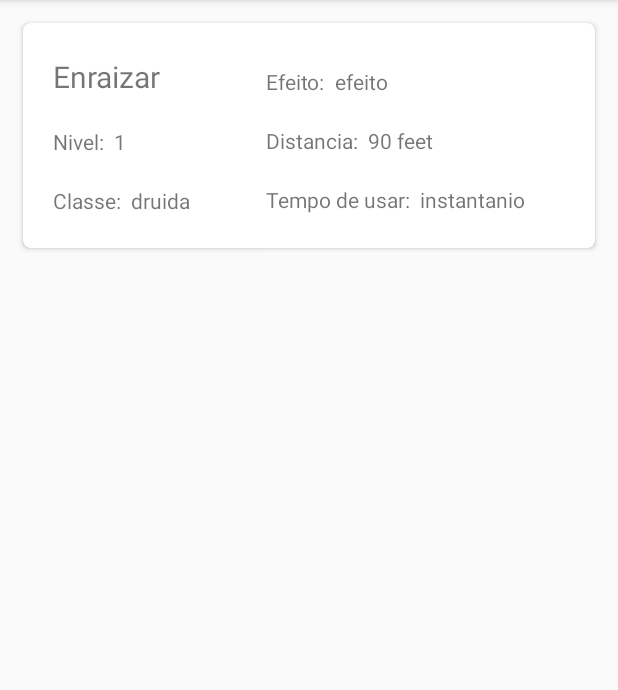
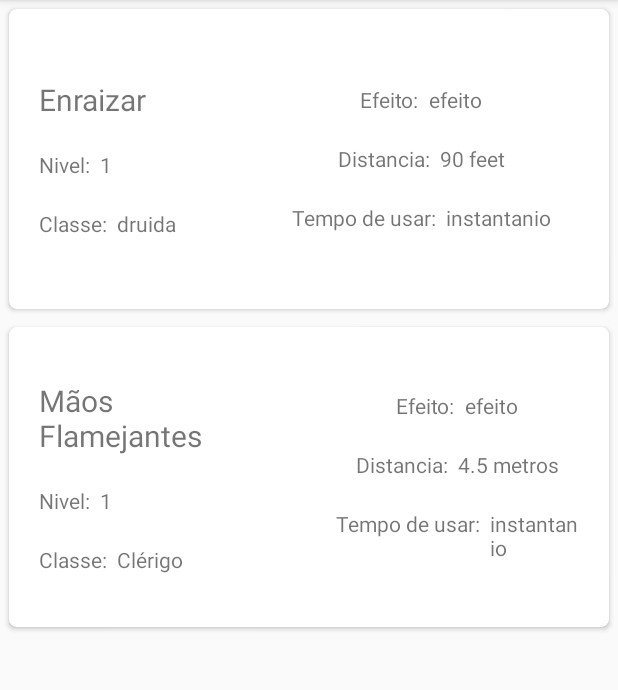
Before and after one commit to marcelovicarvalho/edenic, an Android app: the Feiticos screen opened directly, with no data from a screen before it, on a phone screen of 412 x 824 dp, the part 84-774 px from its top. Run offline under Robolectric (Android 15) with nearby library versions, the phone set to English and light mode, and no system bars.

Commit message:
Alteração no layout de add personagem, tela inicial e na recycler de feiticos. Adiciona um feitico a mais já.

```diff
--- a/app/src/main/java/com/example/edenic/DatabaseHandler.java
+++ b/app/src/main/java/com/example/edenic/DatabaseHandler.java
@@ -81,6 +81,7 @@ public class DatabaseHandler extends SQLiteOpenHelper {
                 + ")");
 
         db.execSQL("INSERT INTO  feiticos (name,nivel,castTime,range,duration,classe,descricao) VALUES ('Enraizar',1,'instantanio', '90 feet','ate 1 minuto','druida','DESCRICAO')");
+        db.execSQL("INSERT INTO  feiticos (name,nivel,castTime,range,duration,classe,descricao) VALUES ('Mãos Flamejantes',1,'instantanio', '4.5 metros','instantaneo','Clérigo','DESCRICAO2')");
     }
 
     @Override
--- a/app/src/main/java/com/example/edenic/Feiticos.java
+++ b/app/src/main/java/com/example/edenic/Feiticos.java
@@ -51,7 +51,6 @@ public class Feiticos extends AppCompatActivity {
             spell_range.add(cursor.getString(4));
             spell_duration.add(cursor.getString(5));
             spell_classe.add(cursor.getString(6));
-            Toast.makeText(Feiticos.this, spell_cast_time.toString(), Toast.LENGTH_SHORT).show();
         } while (cursor.moveToNext());
         FeiticosRecycler adapter = new FeiticosRecycler(this, spell_nome, spell_nivel, spell_cast_time, spell_range, spell_duration, spell_classe);
         rv.setAdapter(adapter);
--- a/app/src/main/res/layout/recycler_feiticos.xml
+++ b/app/src/main/res/layout/recycler_feiticos.xml
@@ -4,15 +4,16 @@
     xmlns:app="http://schemas.android.com/apk/res-auto"
     android:orientation="vertical"
     android:layout_width="match_parent"
-    android:layout_height="match_parent">
+    android:layout_height="wrap_content">
 
     <androidx.cardview.widget.CardView
         android:id="@+id/cardV"
         android:clickable="true"
         android:layout_width="match_parent"
-        android:layout_height="150dp"
-        android:layout_margin="15dp"
+        android:layout_height="200dp"
+        android:layout_margin="6dp"
         app:cardCornerRadius="5dp">
+
         <LinearLayout
             android:layout_width="match_parent"
             android:layout_height="match_parent">
@@ -20,67 +21,65 @@
             <LinearLayout
                 android:layout_width="wrap_content"
                 android:layout_height="wrap_content"
-                android:orientation="vertical"
                 android:layout_gravity="center"
                 android:layout_margin="10dp"
-                android:layout_weight="1">
+                android:layout_weight="1"
+                android:orientation="vertical">
 
                 <TextView
                     android:id="@+id/nomeFeitico"
                     android:layout_width="wrap_content"
                     android:layout_height="wrap_content"
+                    android:layout_margin="10dp"
                     android:text="nomeFeitico"
-                    android:layout_margin="10dp"
-                    android:textSize="20dp">
-                </TextView>
+                    android:textSize="20dp"></TextView>
 
                 <LinearLayout
                     android:layout_width="wrap_content"
                     android:layout_height="wrap_content"
-                    android:orientation="horizontal"
-                    android:layout_margin="10dp">
+                    android:layout_margin="10dp"
+                    android:orientation="horizontal">
+
                     <TextView
                         android:layout_width="wrap_content"
                         android:layout_height="wrap_content"
-                        android:text="Nivel:  ">
-                    </TextView>
+                        android:text="Nivel:  "></TextView>
+
                     <TextView
                         android:id="@+id/nivelFeitico"
                         android:layout_width="wrap_content"
                         android:layout_height="wrap_content"
-                        android:text="nivel">
-                    </TextView>
+                        android:text="nivel"></TextView>
                 </LinearLayout>
+
                 <LinearLayout
                     android:layout_width="wrap_content"
                     android:layout_height="wrap_content"
                     android:layout_margin="10dp">
+
                     <TextView
                         android:layout_width="wrap_content"
                         android:layout_height="wrap_content"
-                        android:text="Classe:  ">
-                    </TextView>
+                        android:text="Classe:  "></TextView>
+
                     <TextView
                         android:id="@+id/classeFeitico"
                         android:layout_width="wrap_content"
                         android:layout_height="wrap_content"
-                        android:text="classe">
-                    </TextView>
+                        android:text="classe"></TextView>
                 </LinearLayout>
 
 
             </LinearLayout>
 
             <LinearLayout
-                android:layout_width="197dp"
+                android:layout_width="wrap_content"
                 android:layout_height="wrap_content"
                 android:layout_gravity="center"
-                android:layout_marginLeft="10dp"
-                android:layout_marginTop="13.5dp"
-                android:layout_marginRight="10dp"
-                android:layout_marginBottom="10dp"
+                android:layout_margin="10dp"
                 android:layout_weight="2"
-                android:orientation="vertical">
+                android:orientation="vertical"
+                android:gravity="center">
 
                 <LinearLayout
                     android:layout_width="wrap_content"
@@ -93,7 +92,7 @@
                         android:text="Efeito:  "></TextView>
 
                     <TextView
-                        android:id="@+id/efeito"
+                        android:id="@+id/alcance"
                         android:layout_width="wrap_content"
                         android:layout_height="wrap_content"
                         android:text="efeito"></TextView>
```
Also changed, not shown: app/src/main/res/layout/activity_add_personagem2.xml (+44 -43 lines), app/src/main/res/layout/activity_main.xml (+10 -10 lines).
